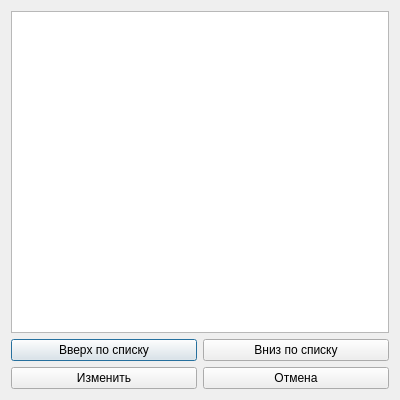
This is sortgroup.ui in VladOk3333/market as Qt 5 draws it before an edit. The edited form follows.
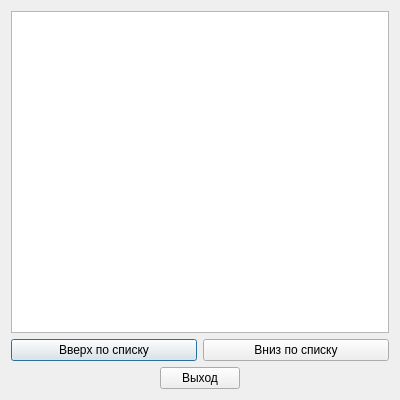
This is the edited form.

Diff of the .ui file:
```diff
--- a/sortgroup.ui
+++ b/sortgroup.ui
@@ -52,19 +52,38 @@
      <item row="1" column="0">
       <layout class="QHBoxLayout" name="horizontalLayout_2">
        <item>
-        <widget class="QPushButton" name="sortGroupChange">
-         <property name="text">
-          <string>Изменить</string>
+        <spacer name="horizontalSpacer">
+         <property name="orientation">
+          <enum>Qt::Horizontal</enum>
          </property>
-        </widget>
+         <property name="sizeHint" stdset="0">
+          <size>
+           <width>40</width>
+           <height>20</height>
+          </size>
+         </property>
+        </spacer>
        </item>
        <item>
         <widget class="QPushButton" name="sortGroupCancel">
          <property name="text">
-          <string>Отмена</string>
+          <string>Выход</string>
          </property>
         </widget>
        </item>
+       <item>
+        <spacer name="horizontalSpacer_2">
+         <property name="orientation">
+          <enum>Qt::Horizontal</enum>
+         </property>
+         <property name="sizeHint" stdset="0">
+          <size>
+           <width>40</width>
+           <height>20</height>
+          </size>
+         </property>
+        </spacer>
+       </item>
       </layout>
      </item>
     </layout>
```
Left out of the diff: 2 changed lines with no effect on the pictures.
